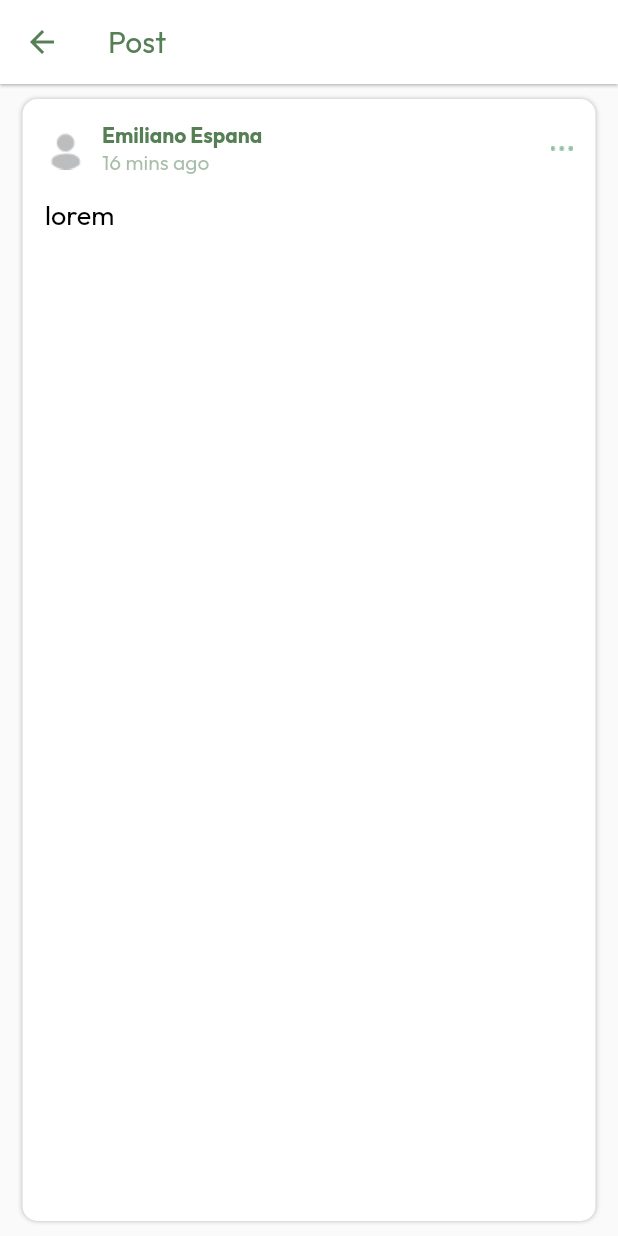
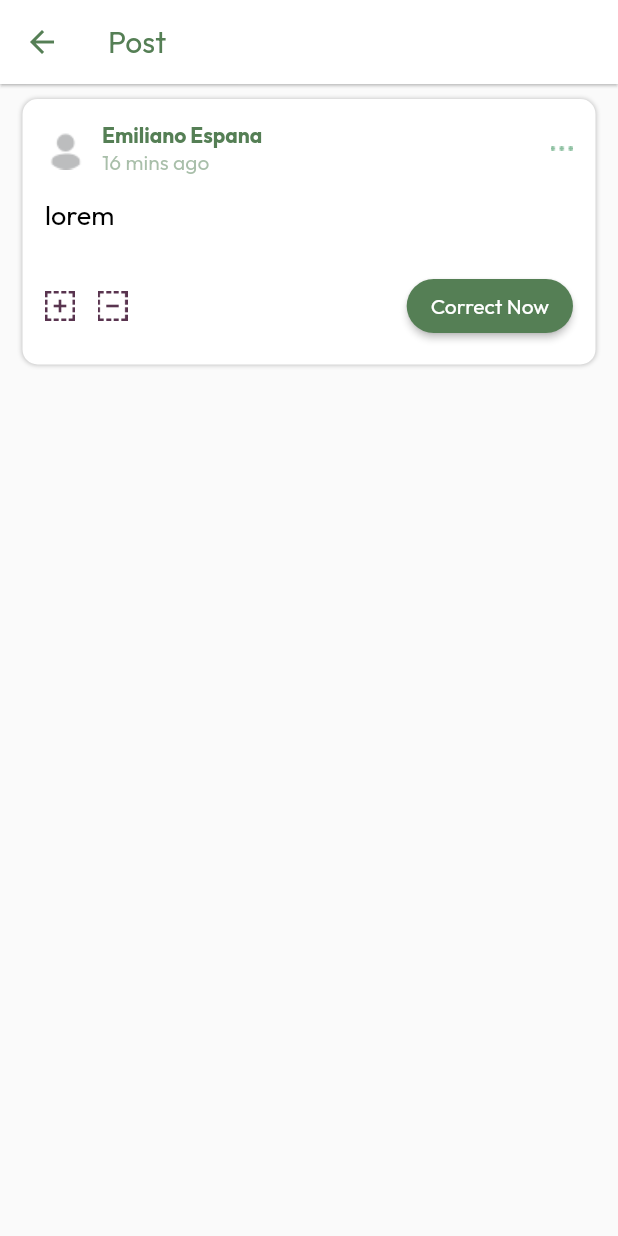
Before and after one commit to ozpinar/correctIn-mobile, a Flutter app: the screen it shows after launch, item 2 of the bottom bar chosen, after a tap on "Home", after a tap on "Emiliano Espana", on a phone screen of 412 x 824 dp. Run offline on Flutter 3.47's test engine with Material 2 defaults, Android fonts, the light colour scheme and no system bars.

Commit message:
[feat] Add features for post

```diff
--- a/lib/screens/post_screen.dart
+++ b/lib/screens/post_screen.dart
@@ -1,5 +1,6 @@
 // ignore_for_file: prefer_const_literals_to_create_immutables, prefer_const_constructors
 
+import 'package:correctin/widgets/correct.dart';
 import 'package:flutter/material.dart';
 
 class PostScreen extends StatefulWidget {
@@ -28,6 +29,18 @@ class PostScreenState extends State<PostScreen> {
     return selectedWords.contains(word);
   }
 
+  void selectAll() {
+    setState(() {
+      selectedWords = [...widget.text];
+    });
+  }
+
+  void clearSelection() {
+    setState(() {
+      selectedWords = [];
+    });
+  }
+
   @override
   Widget build(BuildContext context) {
     return Scaffold(
@@ -37,7 +50,9 @@ class PostScreenState extends State<PostScreen> {
         title: Text("Post"),
         backgroundColor: Colors.white,
       ),
-      body: Container(
+      body: Column(
+        children: [
+          Container(
             padding: EdgeInsets.all(15),
             decoration: BoxDecoration(
                 color: Colors.white,
@@ -87,7 +102,7 @@ class PostScreenState extends State<PostScreen> {
                   ],
                 ),
                 Container(
-              margin: EdgeInsets.only(top: 15),
+                  margin: EdgeInsets.only(top: 15, bottom: 25),
                   child: Wrap(
                     children: [
                       ...widget.text
@@ -98,8 +113,9 @@ class PostScreenState extends State<PostScreen> {
                                 child: Text(
                                   word['value'] + ' ',
                                   style: TextStyle(
-                                  backgroundColor:
-                                      hasWord(word) ? Colors.green : null,
+                                      backgroundColor: hasWord(word)
+                                          ? Theme.of(context).primaryColor
+                                          : null,
                                       color: hasWord(word)
                                           ? Colors.white
                                           : Colors.black,
@@ -109,10 +125,59 @@ class PostScreenState extends State<PostScreen> {
                           .toList()
                     ],
                   ),
+                ),
+                Row(
+                  mainAxisAlignment: MainAxisAlignment.spaceBetween,
+                  children: [
+                    Container(
+                      child: Row(
+                        children: [
+                          Container(
+                            margin: EdgeInsets.only(right: 15),
+                            child: InkWell(
+                              onTap: selectAll,
+                              child: Image.asset(
+                                "assets/images/select-all.png",
+                                scale: 1.2,
+                              ),
+                            ),
+                          ),
+                          InkWell(
+                            onTap: clearSelection,
+                            child: Image.asset(
+                              "assets/images/clear-selection.png",
+                              scale: 1.2,
+                            ),
+                          ),
+                        ],
+                      ),
+                    ),
+                    ElevatedButton(
+                      onPressed: () {
+                        showModalBottomSheet(
+                            isScrollControlled: true,
+                            context: context,
+                            builder: (context) {
+                              return Correct(
+                                words: selectedWords,
+                              );
+                            });
+                      },
+                      style: ButtonStyle(
+                          backgroundColor: MaterialStateProperty.all(
+                              Theme.of(context).primaryColor),
+                          shape: MaterialStateProperty.all(
+                              RoundedRectangleBorder(
+                                  borderRadius: BorderRadius.circular(18)))),
+                      child: Text("Correct Now"),
+                    )
+                  ],
                 )
               ],
             ),
           ),
+        ],
+      ),
     );
   }
 }
--- a/lib/widgets/post.dart
+++ b/lib/widgets/post.dart
@@ -52,11 +52,14 @@ class _PostState extends State<Post> {
                       child: Column(
                         crossAxisAlignment: CrossAxisAlignment.start,
                         children: [
-                          Text(
-                            "Emiliano Espana",
-                            style: TextStyle(
-                                fontWeight: FontWeight.bold,
-                                color: Theme.of(context).primaryColor),
+                          InkWell(
+                            onTap: () {},
+                            child: Text(
+                              "Emiliano Espana",
+                              style: TextStyle(
+                                  fontWeight: FontWeight.bold,
+                                  color: Theme.of(context).primaryColor),
+                            ),
                           ),
                           Text(
                             "16 mins ago",
--- a/pubspec.yaml
+++ b/pubspec.yaml
@@ -61,6 +61,8 @@ flutter:
   assets:
     - assets/images/profile.png
     - assets/images/dots.png
+    - assets/images/select-all.png
+    - assets/images/clear-selection.png
 
   # An image asset can refer to one or more resolution-specific "variants", see
   # https://flutter.dev/assets-and-images/#resolution-aware
```
Also changed, not shown: lib/screens/home_screen.dart (+11 -0 lines), lib/widgets/correct.dart (added, +31 -0 lines), assets/images/clear-selection.png (added), assets/images/select-all.png (added). Lines whose indentation alone changed are shown as unchanged.
